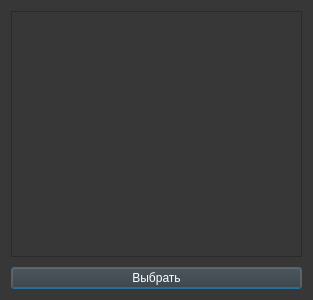
Before: the Qt Designer form ui/dialogs/accounts_filter_dialog.ui in Protocs/OkayMoney, drawn with Qt 5.
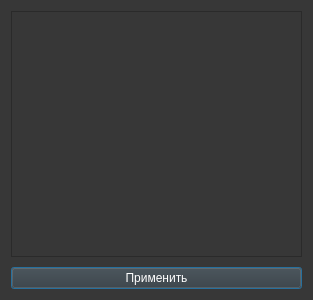
After: the same form once the commit is applied.

Commit message: Текст кнопки "Добавить" изменен на "Применить" в окне фильтра счетов

The edit to the form file:
```diff
--- a/ui/dialogs/accounts_filter_dialog.ui
+++ b/ui/dialogs/accounts_filter_dialog.ui
@@ -27,7 +27,7 @@
    <item>
     <widget class="QPushButton" name="choose_accounts_btn">
      <property name="text">
-      <string>Выбрать</string>
+      <string>Применить</string>
      </property>
     </widget>
    </item>
```
